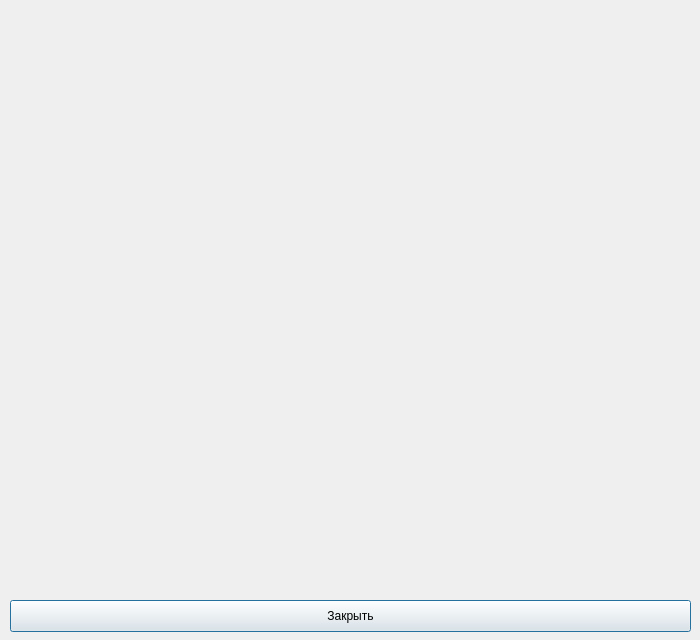
Qt form gui07/finder_dialog.ui (bazyak/gui) before a commit.
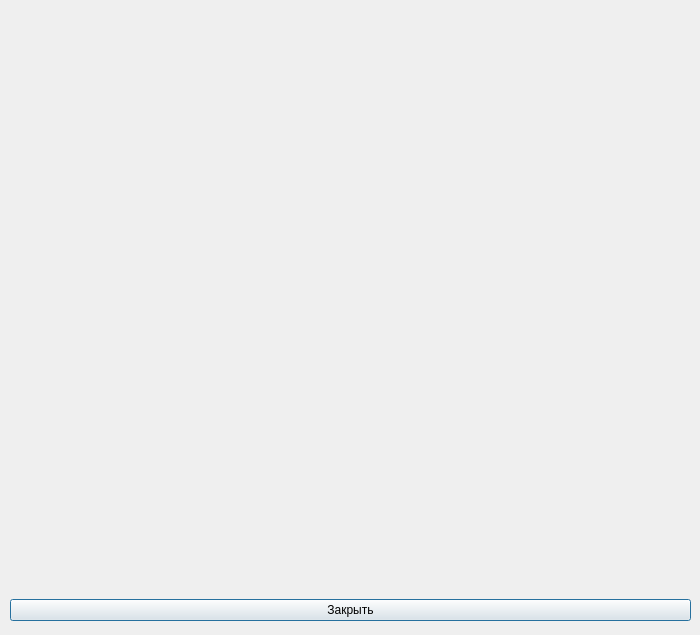
The same form after that commit.

Diff of the .ui file:
```diff
--- a/gui07/finder_dialog.ui
+++ b/gui07/finder_dialog.ui
@@ -10,7 +10,7 @@
     <x>0</x>
     <y>0</y>
     <width>700</width>
-    <height>640</height>
+    <height>635</height>
    </rect>
   </property>
   <property name="sizePolicy">
@@ -22,7 +22,7 @@
   <property name="minimumSize">
    <size>
     <width>700</width>
-    <height>640</height>
+    <height>635</height>
    </size>
   </property>
   <property name="windowTitle">
@@ -31,15 +31,18 @@
   <property name="locale">
    <locale language="Russian" country="Russia"/>
   </property>
-  <widget class="QPushButton" name="exit_button">
+  <widget class="QWidget" name="verticalLayoutWidget">
    <property name="geometry">
     <rect>
      <x>10</x>
-     <y>600</y>
+     <y>590</y>
      <width>681</width>
-     <height>32</height>
+     <height>41</height>
     </rect>
    </property>
+   <layout class="QVBoxLayout" name="verticalLayout">
+    <item>
+     <widget class="QPushButton" name="exit_button">
    <property name="sizePolicy">
     <sizepolicy hsizetype="Preferred" vsizetype="Fixed">
      <horstretch>0</horstretch>
@@ -49,6 +52,9 @@
    <property name="text">
     <string>Закрыть</string>
    </property>
+     </widget>
+    </item>
+   </layout>
   </widget>
  </widget>
  <resources/>
```
Lines whose indentation alone changed are shown as unchanged.
